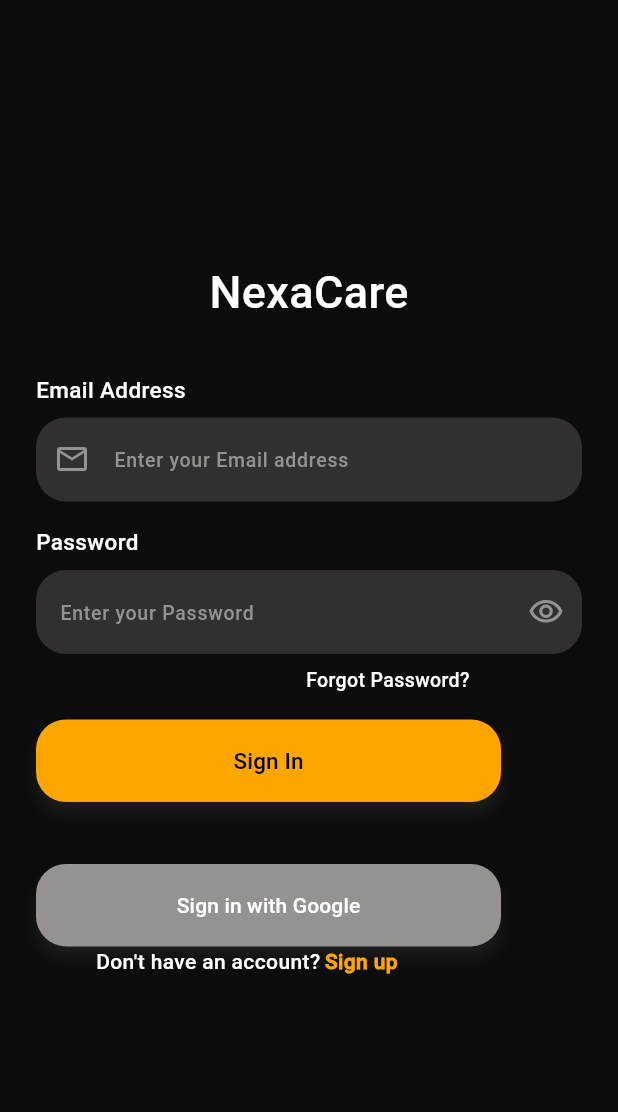
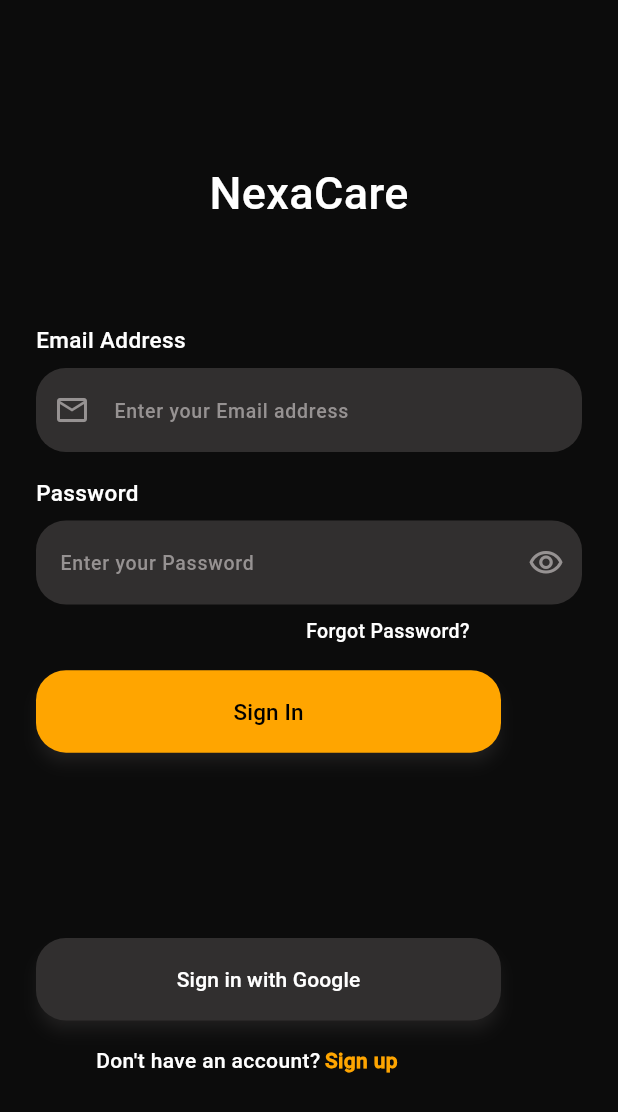
Before and after one commit to BaviskarMahesh/NexaCare, a Flutter app: the screen it shows after launch, on a phone screen of 412 x 824 dp. Shown: the top 1112 px of the screen. Run offline on Flutter 3.47's test engine with Material 3 defaults, Android fonts, the light colour scheme and no system bars; our stand-ins replace firebase_auth, firebase_core, google_sign_in; missing offline and left inert: animated_snack_bar; accounts and stored records are empty.

Commit message:
error resolved

```diff
--- a/lib/user/signin_User.dart
+++ b/lib/user/signin_User.dart
@@ -5,7 +5,7 @@ import 'package:nexacare/user/homepage_user.dart';
 import 'package:nexacare/utils/elevatedbutton.dart';
 import 'package:nexacare/utils/textfield.dart';
 import 'package:animated_snack_bar/animated_snack_bar.dart';
-// import 'package:google_sign_in/google_sign_in.dart';
+import 'package:google_sign_in/google_sign_in.dart';
 
 class SigninUser extends StatefulWidget {
   const SigninUser({super.key});
@@ -18,17 +18,37 @@ class _SigninUserState extends State<SigninUser> {
   TextEditingController email = TextEditingController();
   TextEditingController password = TextEditingController();
   bool isLoading = false;
+  // login() async {
+  //   try {
+  //     final GoogleSignInAccount? googleUser = await GoogleSignIn().signIn();
+  //     if (googleUser == null) {
+  //       // The user canceled the login
+  //       return;
+  //     }
 
-  // login() async {
-  //  // final GoogleSignInAccount? googleUser = await GoogleSignIn().signIn();
-  //  // final GoogleSignInAuthentication? googleAuth =
-  //       await googleUser?.authentication;
+  //     final GoogleSignInAuthentication googleAuth =
+  //         await googleUser.authentication;
+  //     final credential = GoogleAuthProvider.credential(
+  //       accessToken: googleAuth.accessToken,
+  //       idToken: googleAuth.idToken,
+  //     );
 
-  //   final credential = GoogleAuthProvider.credential(
-  //     accessToken: googleAuth?.accessToken,
-  //     idToken: googleAuth?.idToken,
-  //   );
-  //   await FirebaseAuth.instance.signInWithCredential(credential);
+  //     await FirebaseAuth.instance.signInWithCredential(credential);
+  //     // Navigate to home page or wherever you need after successful login
+  //     Navigator.pushReplacementNamed(context, Approutes.wrapper);
+  //   } catch (e) {
+  //     // Handle the error
+  //     print("Error during Google sign-in: $e");
+  //     AnimatedSnackBar.material(
+  //       "Google Sign-in failed",
+  //       type: AnimatedSnackBarType.error,
+  //       duration: const Duration(seconds: 2),
+  //       mobilePositionSettings: const MobilePositionSettings(
+  //         topOnAppearance: 100,
+  //       ),
+  //       mobileSnackBarPosition: MobileSnackBarPosition.top,
+  //     ).show(context);
+  //   }
   // }
 
   signIn() async {
@@ -44,6 +64,7 @@ class _SigninUserState extends State<SigninUser> {
     } on FirebaseAuthException catch (e) {
       AnimatedSnackBar.material(
         e.code,
+
         type: AnimatedSnackBarType.error,
         duration: const Duration(seconds: 2),
         mobilePositionSettings: const MobilePositionSettings(
@@ -106,7 +127,7 @@ class _SigninUserState extends State<SigninUser> {
                       ),
                     ),
                   ),
-                  SizedBox(height: screenHeight * 0.04),
+                  SizedBox(height: screenHeight * 0.08),
                   const Text(
                     "Email Address",
                     style: TextStyle(
@@ -186,13 +207,18 @@ class _SigninUserState extends State<SigninUser> {
                     ),
                     onPressed: signIn,
                   ),
-                  SizedBox(height: screenHeight * 0.05),
-                  customElevatedButton(buttonSize: const Size(310, 55),
-                  buttonColor: Color(0xff969292),
-                  text:  "Sign in with Google",textStyle: TextStyle(
-                    color: Colors.white,
-
-                  ), onPressed: ( ()=>signIn())),
+                  SizedBox(height: screenHeight * 0.15),
+                  customElevatedButton(
+                    buttonSize: const Size(310, 55),
+                    buttonColor: Color(0xff312F2F),
+                    text: "Sign in with Google",
+                    textStyle: TextStyle(
+                      fontFamily: 'Font1',
+                      color: Colors.white,
+                    ),
+                    onPressed: (() => signIn()),
+                  ),
+                  SizedBox(height: screenHeight * 0.02),
                   Padding(
                     padding: const EdgeInsets.only(left: 40.0),
                     child: Row(
--- a/pubspec.yaml
+++ b/pubspec.yaml
@@ -22,6 +22,7 @@ dependencies:
   firebase_core: ^3.10.1
   firebase_auth: ^5.4.1
   animated_snack_bar: ^0.4.0
+  google_sign_in: ^6.2.2
   #google_sign_in: ^6.2.2
 
 # Development-only dependencies (used for testing & linting).
```
Also changed, not shown: pubspec.lock, 508 other files.
